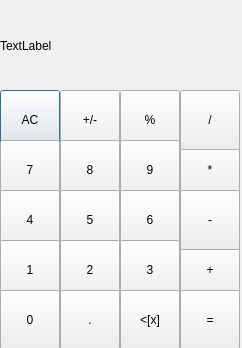
Above: calculator.ui from akryloff/qt_first_steps before the change. Below: the same form after it.
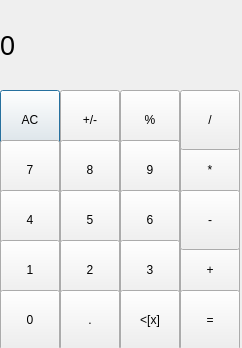
That is the form after the change.

Patch:
```diff
--- a/calculator.ui
+++ b/calculator.ui
@@ -22,8 +22,19 @@
      <height>91</height>
     </rect>
    </property>
+   <property name="font">
+    <font>
+     <pointsize>20</pointsize>
+    </font>
+   </property>
+   <property name="styleSheet">
+    <string notr="true">QLabel{
+	property-alignment: 'AlignVCenter | AlignRight';
+	border-bottom: 1px solid gray;
+}</string>
+   </property>
    <property name="text">
-    <string>TextLabel</string>
+    <string>0</string>
    </property>
   </widget>
   <widget class="QPushButton" name="pushButton">
```
Left out of the diff: 38 changed lines with no effect on the pictures.
